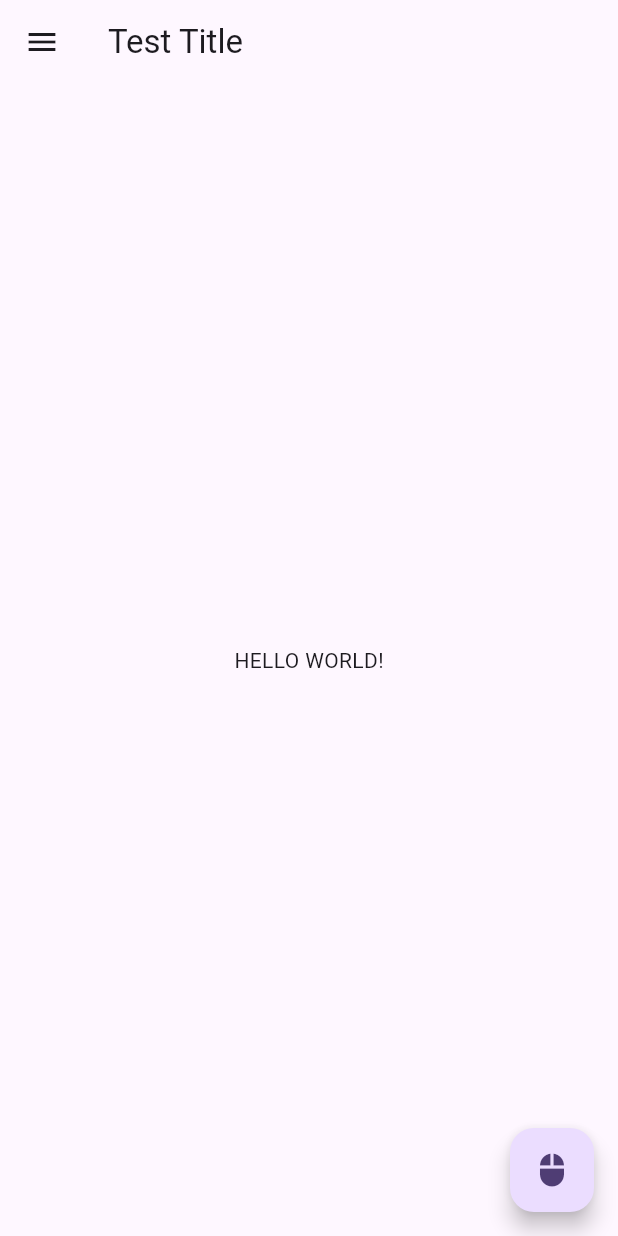
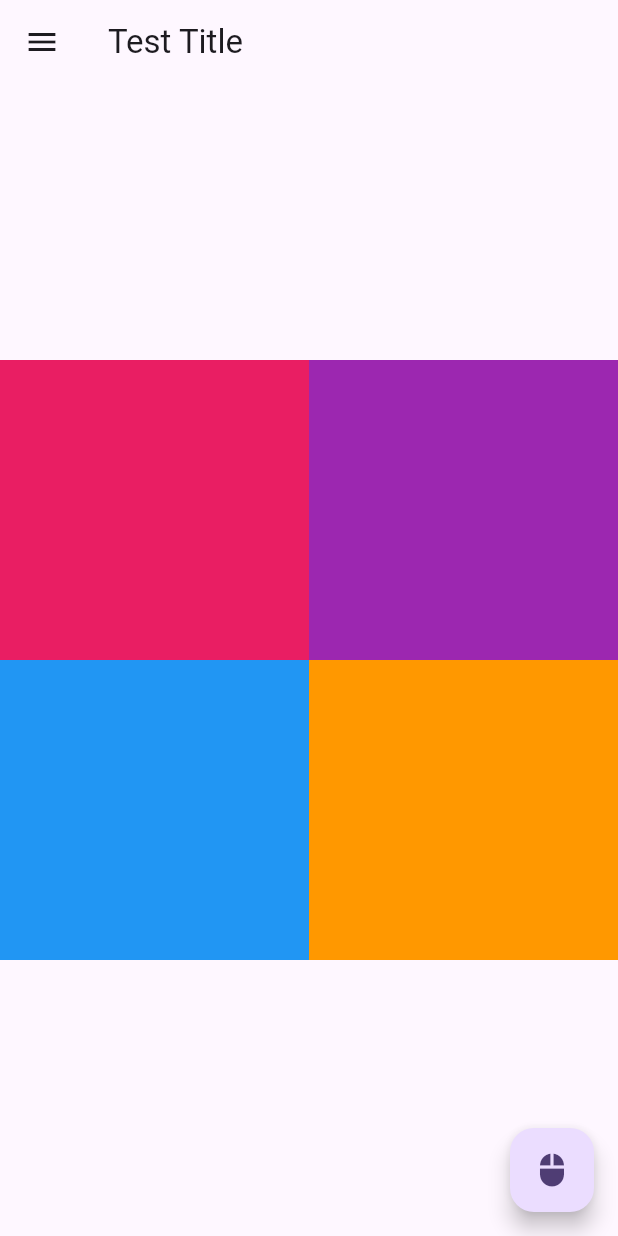
Before and after one commit to song1900/flutter-practice-project, a Flutter app: the screen it shows after launch, on a phone screen of 412 x 824 dp. Run offline on Flutter 3.47's test engine with Material 3 defaults, Android fonts, the phone set to English and light mode, and no system bars.

Commit message:
Column, Row 테이블 구성

```diff
--- a/project/lib/main.dart
+++ b/project/lib/main.dart
@@ -36,7 +36,7 @@ class _MyHomePageState extends State<MyHomePage> {
         title: const Text("Test Title"),
       ),
       drawer: ListView(
-        padding: EdgeInsets.all(10.0),
+        padding: EdgeInsets.zero,
         children: const <Widget>[
           DrawerHeader(
             decoration: BoxDecoration(
@@ -49,8 +49,43 @@ class _MyHomePageState extends State<MyHomePage> {
           )
         ],
       ),
-      body: const Center(
-        child: Text("HELLO WORLD!"),
+      body: Container(
+        alignment: Alignment.topLeft,
+        child: Column(
+          mainAxisAlignment: MainAxisAlignment.center,
+          children: [
+            Row(
+              mainAxisAlignment: MainAxisAlignment.center,
+              children: [
+                Container(
+                  width: MediaQuery.of(context).size.width / 2,
+                  height: 200,
+                  color: Colors.pink,
+                ),
+                Container(
+                  width: MediaQuery.of(context).size.width / 2,
+                  height: 200,
+                  color: Colors.purple,
+                ),
+              ],
+            ),
+            Row(
+              mainAxisAlignment: MainAxisAlignment.center,
+              children: [
+                Container(
+                  width: MediaQuery.of(context).size.width / 2,
+                  height: 200,
+                  color: Colors.blue,
+                ),
+                Container(
+                  width: MediaQuery.of(context).size.width / 2,
+                  height: 200,
+                  color: Colors.orange,
+                ),
+              ],
+            ),
+          ],
+        ),
       ),
       floatingActionButton: FloatingActionButton(
         onPressed: () => print("Cliked"),
```
